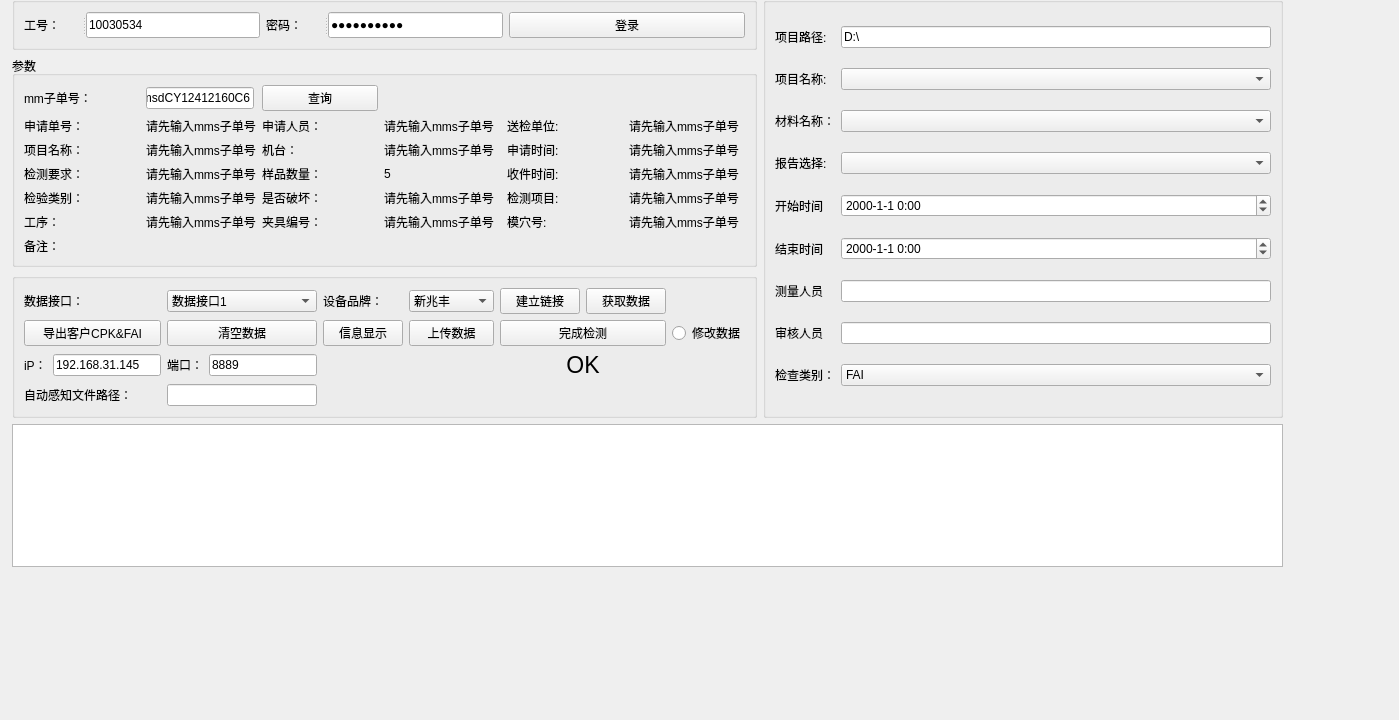
Above: zw_project_1_0/operationinterface.ui from PX007XP/LY_SDK before the change. Below: the same form after it.
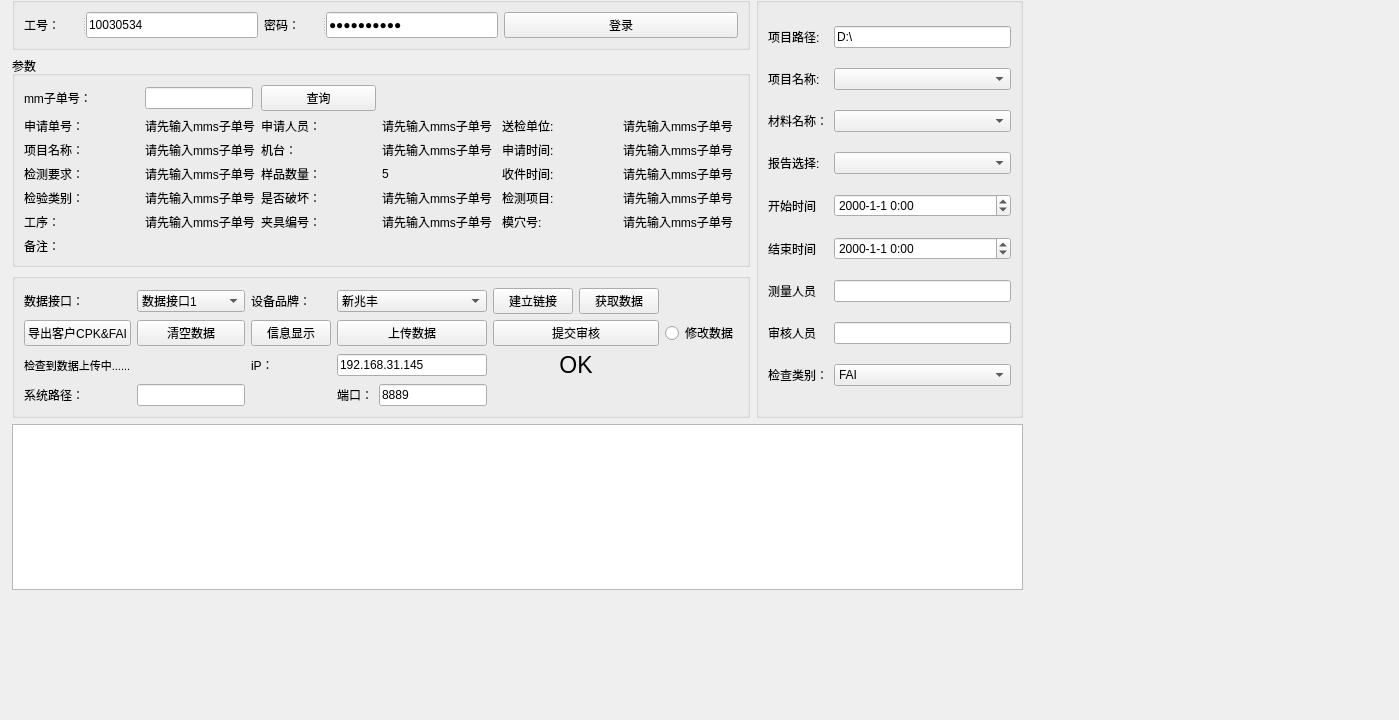
That is the form after the change. Custom widgets are drawn as their Qt base class.

What changed in the file:
```diff
--- a/zw_project_1_0/operationinterface.ui
+++ b/zw_project_1_0/operationinterface.ui
@@ -18,8 +18,8 @@
     <rect>
      <x>12</x>
      <y>-17</y>
-     <width>1271</width>
-     <height>584</height>
+     <width>1011</width>
+     <height>607</height>
     </rect>
    </property>
    <layout class="QVBoxLayout" name="verticalLayout_2">
@@ -294,7 +294,7 @@
                 </sizepolicy>
                </property>
                <property name="text">
-                <string>mmsdCY12412160C6</string>
+                <string/>
                </property>
               </widget>
              </item>
@@ -351,95 +351,6 @@
            <string/>
           </property>
           <layout class="QGridLayout" name="gridLayout">
-           <item row="2" column="8">
-            <widget class="QLabel" name="label_21">
-             <property name="font">
-              <font>
-               <pointsize>17</pointsize>
-              </font>
-             </property>
-             <property name="acceptDrops">
-              <bool>false</bool>
-             </property>
-             <property name="text">
-              <string>OK</string>
-             </property>
-             <property name="alignment">
-              <set>Qt::AlignCenter</set>
-             </property>
-            </widget>
-           </item>
-           <item row="3" column="2">
-            <widget class="QLineEdit" name="lineEdit_3"/>
-           </item>
-           <item row="0" column="8">
-            <layout class="QHBoxLayout" name="horizontalLayout_3">
-             <item>
-              <widget class="QPushButton" name="connectButton">
-               <property name="text">
-                <string>建立链接</string>
-               </property>
-              </widget>
-             </item>
-             <item>
-              <widget class="QPushButton" name="GetDataButton">
-               <property name="text">
-                <string>获取数据</string>
-               </property>
-              </widget>
-             </item>
-            </layout>
-           </item>
-           <item row="3" column="0">
-            <widget class="QLabel" name="label_6">
-             <property name="text">
-              <string>自动感知文件路径：</string>
-             </property>
-            </widget>
-           </item>
-           <item row="1" column="9">
-            <widget class="QRadioButton" name="radioButton">
-             <property name="text">
-              <string>修改数据</string>
-             </property>
-            </widget>
-           </item>
-           <item row="2" column="0">
-            <layout class="QHBoxLayout" name="horizontalLayout">
-             <item>
-              <widget class="QLabel" name="label_11">
-               <property name="text">
-                <string>iP：</string>
-               </property>
-              </widget>
-             </item>
-             <item>
-              <widget class="QLineEdit" name="IpEdit">
-               <property name="text">
-                <string>192.168.31.145</string>
-               </property>
-              </widget>
-             </item>
-            </layout>
-           </item>
-           <item row="2" column="2">
-            <layout class="QHBoxLayout" name="horizontalLayout_2">
-             <item>
-              <widget class="QLabel" name="label_13">
-               <property name="text">
-                <string>端口：</string>
-               </property>
-              </widget>
-             </item>
-             <item>
-              <widget class="QLineEdit" name="PortEdit">
-               <property name="text">
-                <string>8889</string>
-               </property>
-              </widget>
-             </item>
-            </layout>
-           </item>
            <item row="0" column="0">
             <widget class="QLabel" name="label_5">
              <property name="text">
@@ -447,7 +358,30 @@
              </property>
             </widget>
            </item>
-           <item row="0" column="2">
+           <item row="3" column="1">
+            <widget class="QLineEdit" name="lineEdit_3"/>
+           </item>
+           <item row="3" column="0">
+            <widget class="QLabel" name="label_6">
+             <property name="text">
+              <string>系统路径：</string>
+             </property>
+            </widget>
+           </item>
+           <item row="1" column="6">
+            <widget class="QPushButton" name="WriteFilepushButton">
+             <property name="sizePolicy">
+              <sizepolicy hsizetype="Preferred" vsizetype="Fixed">
+               <horstretch>0</horstretch>
+               <verstretch>0</verstretch>
+              </sizepolicy>
+             </property>
+             <property name="text">
+              <string>上传数据</string>
+             </property>
+            </widget>
+           </item>
+           <item row="0" column="1">
             <widget class="QComboBox" name="caijiTypecomboBox">
              <property name="currentIndex">
               <number>0</number>
@@ -464,14 +398,14 @@
              </item>
             </widget>
            </item>
+           <item row="1" column="1">
+            <widget class="QPushButton" name="ClearDataButton">
+             <property name="text">
+              <string>清空数据</string>
+             </property>
+            </widget>
+           </item>
            <item row="0" column="6">
-            <widget class="QLabel" name="label_7">
-             <property name="text">
-              <string>设备品牌：</string>
-             </property>
-            </widget>
-           </item>
-           <item row="0" column="7">
             <widget class="QComboBox" name="sehbeicomboBox">
              <property name="currentIndex">
               <number>0</number>
@@ -503,6 +437,31 @@
              </item>
             </widget>
            </item>
+           <item row="0" column="5">
+            <widget class="QLabel" name="label_7">
+             <property name="text">
+              <string>设备品牌：</string>
+             </property>
+            </widget>
+           </item>
+           <item row="0" column="7">
+            <layout class="QHBoxLayout" name="horizontalLayout_3">
+             <item>
+              <widget class="QPushButton" name="connectButton">
+               <property name="text">
+                <string>建立链接</string>
+               </property>
+              </widget>
+             </item>
+             <item>
+              <widget class="QPushButton" name="GetDataButton">
+               <property name="text">
+                <string>获取数据</string>
+               </property>
+              </widget>
+             </item>
+            </layout>
+           </item>
            <item row="1" column="0">
             <widget class="QPushButton" name="DownLoadFileButton">
              <property name="text">
@@ -510,14 +469,7 @@
              </property>
             </widget>
            </item>
-           <item row="1" column="2">
-            <widget class="QPushButton" name="ClearDataButton">
-             <property name="text">
-              <string>清空数据</string>
-             </property>
-            </widget>
-           </item>
-           <item row="1" column="6">
+           <item row="1" column="5">
             <widget class="QPushButton" name="ShowDataButton">
              <property name="text">
               <string>信息显示</string>
@@ -525,22 +477,106 @@
             </widget>
            </item>
            <item row="1" column="7">
-            <widget class="QPushButton" name="WriteFilepushButton">
-             <property name="sizePolicy">
-              <sizepolicy hsizetype="Preferred" vsizetype="Fixed">
-               <horstretch>0</horstretch>
-               <verstretch>0</verstretch>
-              </sizepolicy>
-             </property>
-             <property name="text">
-              <string>上传数据</string>
-             </property>
-            </widget>
-           </item>
-           <item row="1" column="8">
             <widget class="QPushButton" name="ComCheckButton">
              <property name="text">
-              <string>完成检测</string>
+              <string>提交审核</string>
+             </property>
+            </widget>
+           </item>
+           <item row="2" column="6">
+            <widget class="QLineEdit" name="IpEdit">
+             <property name="text">
+              <string>192.168.31.145</string>
+             </property>
+            </widget>
+           </item>
+           <item row="3" column="6">
+            <layout class="QHBoxLayout" name="horizontalLayout_2">
+             <item>
+              <widget class="QLabel" name="label_13">
+               <property name="text">
+                <string>端口：</string>
+               </property>
+              </widget>
+             </item>
+             <item>
+              <widget class="QLineEdit" name="PortEdit">
+               <property name="text">
+                <string>8889</string>
+               </property>
+              </widget>
+             </item>
+            </layout>
+           </item>
+           <item row="2" column="7">
+            <widget class="QLabel" name="label_21">
+             <property name="font">
+              <font>
+               <pointsize>17</pointsize>
+              </font>
+             </property>
+             <property name="acceptDrops">
+              <bool>false</bool>
+             </property>
+             <property name="text">
+              <string>OK</string>
+             </property>
+             <property name="alignment">
+              <set>Qt::AlignCenter</set>
+             </property>
+            </widget>
+           </item>
+           <item row="1" column="8">
+            <widget class="QRadioButton" name="radioButton">
+             <property name="text">
+              <string>修改数据</string>
+             </property>
+            </widget>
+           </item>
+           <item row="2" column="0" colspan="2">
+            <widget class="QLabel" name="labelLoading">
+             <property name="palette">
+              <palette>
+               <active>
+                <colorrole role="Text">
+                 <brush brushstyle="SolidPattern">
+                  <color alpha="255">
+                   <red>0</red>
+                   <green>0</green>
+                   <blue>0</blue>
+                  </color>
+                 </brush>
+                </colorrole>
+               </active>
+               <inactive>
+                <colorrole role="Text">
+                 <brush brushstyle="SolidPattern">
+                  <color alpha="255">
+                   <red>0</red>
+                   <green>0</green>
+                   <blue>0</blue>
+                  </color>
+                 </brush>
+                </colorrole>
+               </inactive>
+               <disabled/>
+              </palette>
+             </property>
+             <property name="font">
+              <font>
+               <pointsize>8</pointsize>
+               <kerning>true</kerning>
+              </font>
+             </property>
+             <property name="text">
+              <string>检查到数据上传中......</string>
+             </property>
+            </widget>
+           </item>
+           <item row="2" column="5">
+            <widget class="QLabel" name="label_11">
+             <property name="text">
+              <string>iP：</string>
              </property>
             </widget>
            </item>
```
Left out of the diff: 4 changed lines with no effect on the pictures.
